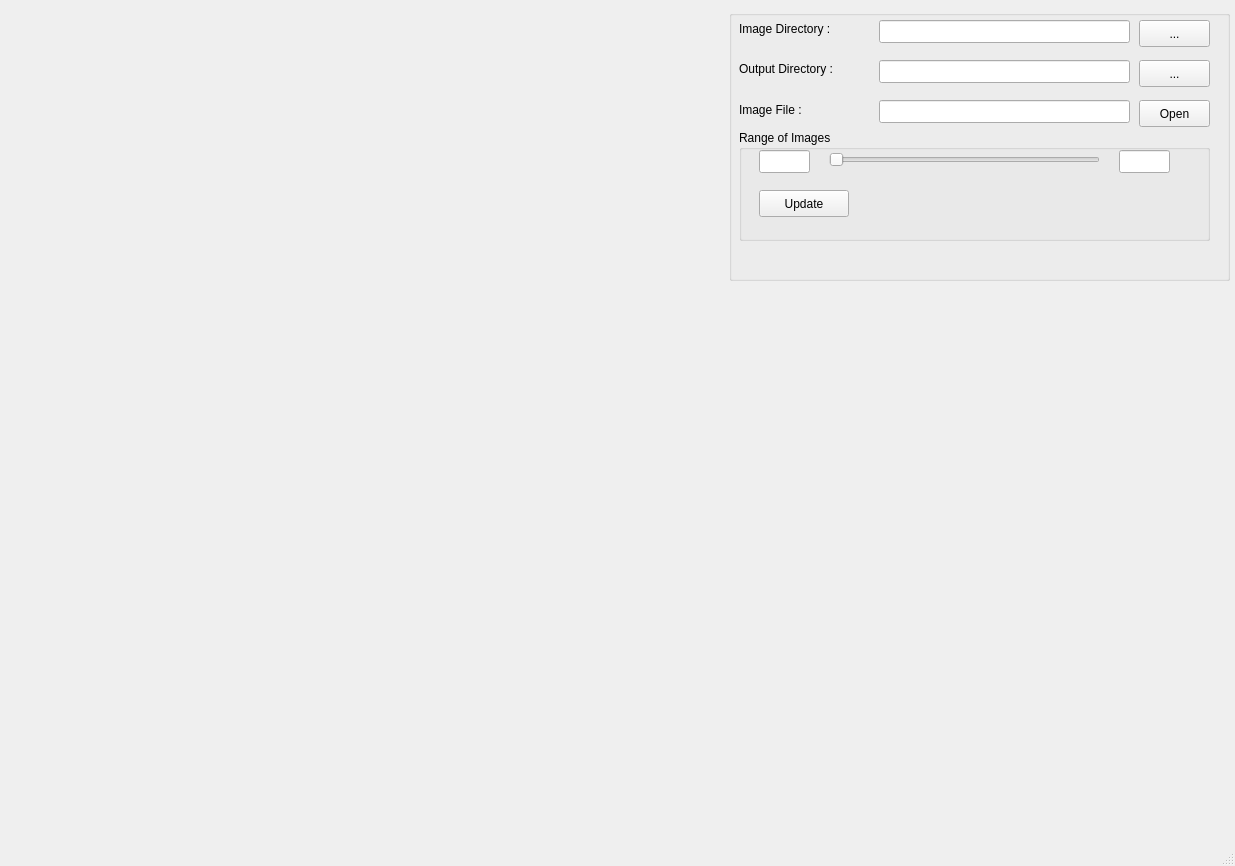
comptech/atrex, file Software/uiMainWin.ui: the form before one commit.
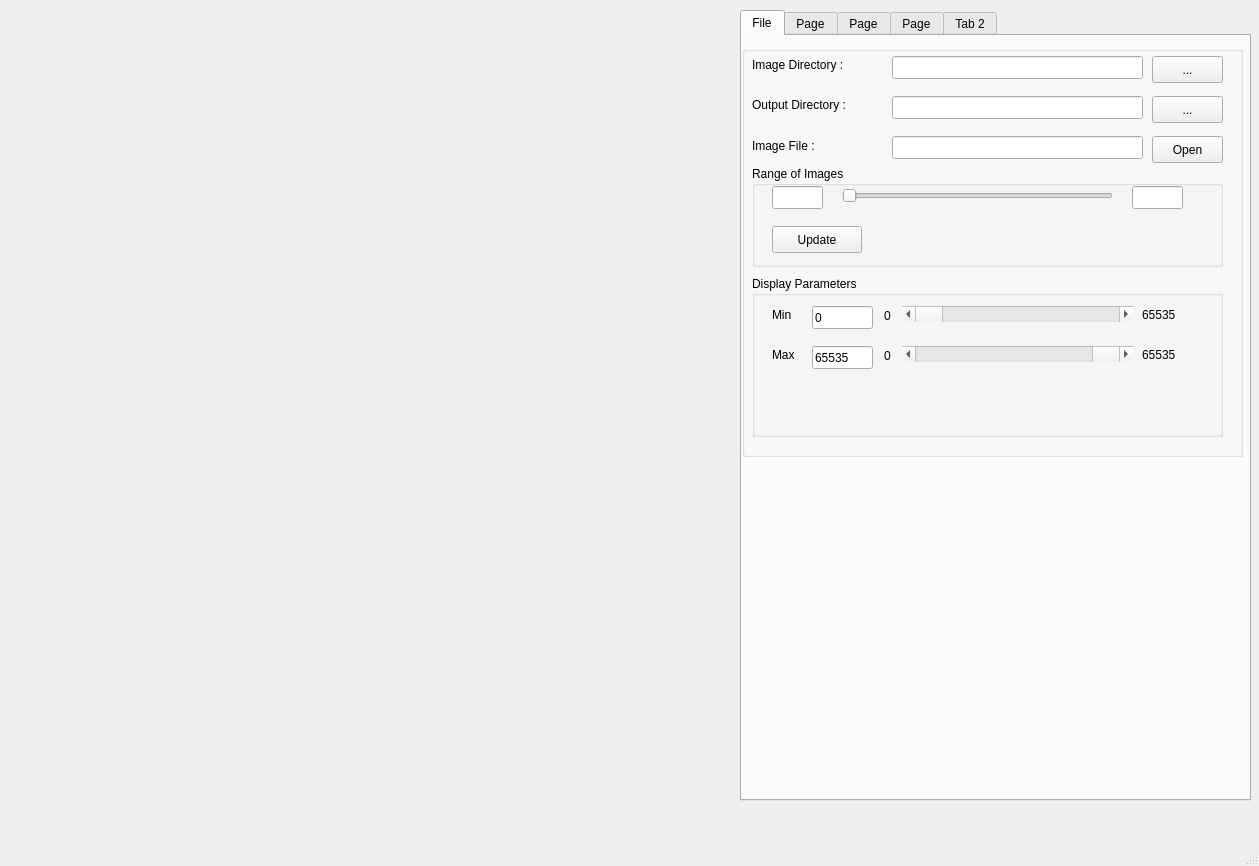
The form after the commit. Custom widgets are drawn as their Qt base class.

Commit message: Added tab widget and inserted image widgets into the first 'File' tab

Diff of the .ui file:
```diff
--- a/Software/uiMainWin.ui
+++ b/Software/uiMainWin.ui
@@ -6,7 +6,7 @@
    <rect>
     <x>0</x>
     <y>0</y>
-    <width>1235</width>
+    <width>1259</width>
     <height>866</height>
    </rect>
   </property>
@@ -24,13 +24,29 @@
      </rect>
     </property>
    </widget>
+   <widget class="QTabWidget" name="tabWidget">
+    <property name="geometry">
+     <rect>
+      <x>740</x>
+      <y>10</y>
+      <width>511</width>
+      <height>791</height>
+     </rect>
+    </property>
+    <property name="currentIndex">
+     <number>0</number>
+    </property>
+    <widget class="QWidget" name="FileTab">
+     <attribute name="title">
+      <string>File</string>
+     </attribute>
    <widget class="QGroupBox" name="groupBox">
     <property name="geometry">
      <rect>
-      <x>729</x>
+        <x>0</x>
       <y>10</y>
       <width>501</width>
-      <height>271</height>
+        <height>411</height>
      </rect>
     </property>
     <property name="title">
@@ -156,7 +172,7 @@
        <x>10</x>
        <y>120</y>
        <width>471</width>
-       <height>111</height>
+         <height>101</height>
       </rect>
      </property>
      <property name="title">
@@ -209,6 +225,180 @@
       </property>
      </widget>
     </widget>
+      <widget class="QGroupBox" name="groupBox_3">
+       <property name="geometry">
+        <rect>
+         <x>10</x>
+         <y>230</y>
+         <width>471</width>
+         <height>161</height>
+        </rect>
+       </property>
+       <property name="title">
+        <string>Display Parameters</string>
+       </property>
+       <widget class="QScrollBar" name="horizontalScrollBar">
+        <property name="geometry">
+         <rect>
+          <x>150</x>
+          <y>30</y>
+          <width>231</width>
+          <height>16</height>
+         </rect>
+        </property>
+        <property name="orientation">
+         <enum>Qt::Horizontal</enum>
+        </property>
+       </widget>
+       <widget class="QLabel" name="label_4">
+        <property name="geometry">
+         <rect>
+          <x>20</x>
+          <y>30</y>
+          <width>31</width>
+          <height>17</height>
+         </rect>
+        </property>
+        <property name="text">
+         <string>Min</string>
+        </property>
+       </widget>
+       <widget class="QLabel" name="imageMinLabel">
+        <property name="geometry">
+         <rect>
+          <x>120</x>
+          <y>30</y>
+          <width>31</width>
+          <height>20</height>
+         </rect>
+        </property>
+        <property name="text">
+         <string>0</string>
+        </property>
+        <property name="alignment">
+         <set>Qt::AlignCenter</set>
+        </property>
+       </widget>
+       <widget class="QLabel" name="label_5">
+        <property name="geometry">
+         <rect>
+          <x>390</x>
+          <y>30</y>
+          <width>51</width>
+          <height>17</height>
+         </rect>
+        </property>
+        <property name="text">
+         <string>65535</string>
+        </property>
+       </widget>
+       <widget class="QLineEdit" name="lineEdit_3">
+        <property name="geometry">
+         <rect>
+          <x>60</x>
+          <y>30</y>
+          <width>61</width>
+          <height>23</height>
+         </rect>
+        </property>
+        <property name="text">
+         <string>0</string>
+        </property>
+       </widget>
+       <widget class="QLabel" name="label_6">
+        <property name="geometry">
+         <rect>
+          <x>20</x>
+          <y>70</y>
+          <width>31</width>
+          <height>17</height>
+         </rect>
+        </property>
+        <property name="text">
+         <string>Max</string>
+        </property>
+       </widget>
+       <widget class="QScrollBar" name="horizontalScrollBar_2">
+        <property name="geometry">
+         <rect>
+          <x>150</x>
+          <y>70</y>
+          <width>231</width>
+          <height>16</height>
+         </rect>
+        </property>
+        <property name="value">
+         <number>99</number>
+        </property>
+        <property name="orientation">
+         <enum>Qt::Horizontal</enum>
+        </property>
+       </widget>
+       <widget class="QLabel" name="label_7">
+        <property name="geometry">
+         <rect>
+          <x>390</x>
+          <y>70</y>
+          <width>51</width>
+          <height>17</height>
+         </rect>
+        </property>
+        <property name="text">
+         <string>65535</string>
+        </property>
+       </widget>
+       <widget class="QLineEdit" name="lineEdit_4">
+        <property name="geometry">
+         <rect>
+          <x>60</x>
+          <y>70</y>
+          <width>61</width>
+          <height>23</height>
+         </rect>
+        </property>
+        <property name="text">
+         <string>65535</string>
+        </property>
+       </widget>
+       <widget class="QLabel" name="imageMinLabel_2">
+        <property name="geometry">
+         <rect>
+          <x>120</x>
+          <y>70</y>
+          <width>31</width>
+          <height>20</height>
+         </rect>
+        </property>
+        <property name="text">
+         <string>0</string>
+        </property>
+        <property name="alignment">
+         <set>Qt::AlignCenter</set>
+        </property>
+       </widget>
+      </widget>
+     </widget>
+    </widget>
+    <widget class="QWidget" name="tab">
+     <attribute name="title">
+      <string>Page</string>
+     </attribute>
+    </widget>
+    <widget class="QWidget" name="tab_3">
+     <attribute name="title">
+      <string>Page</string>
+     </attribute>
+    </widget>
+    <widget class="QWidget" name="tab_4">
+     <attribute name="title">
+      <string>Page</string>
+     </attribute>
+    </widget>
+    <widget class="QWidget" name="tab_2">
+     <attribute name="title">
+      <string>Tab 2</string>
+     </attribute>
+    </widget>
    </widget>
   </widget>
   <widget class="QMenuBar" name="menubar">
```
Left out of the diff: 4 changed lines with no effect on the pictures. Lines whose indentation alone changed are shown as unchanged.
